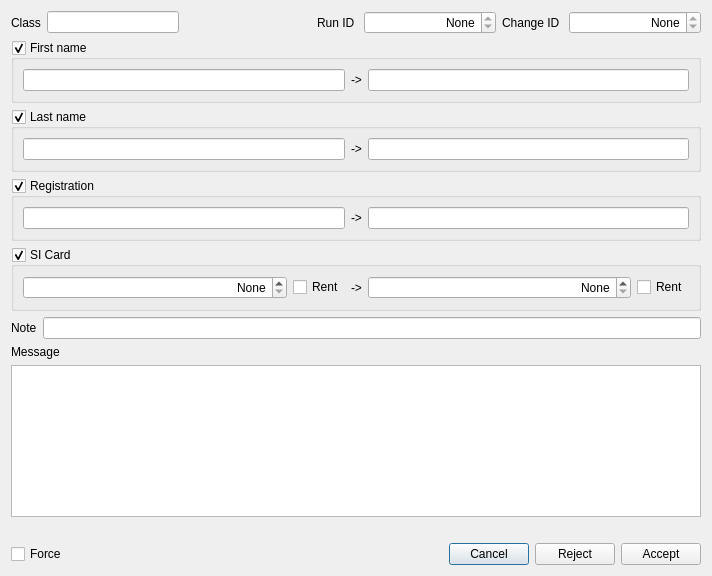
Qt form quickevent/app/quickevent/plugins/Event/src/services/qx/lateentrydialog.ui (Quick-Box/quickevent) before a commit.
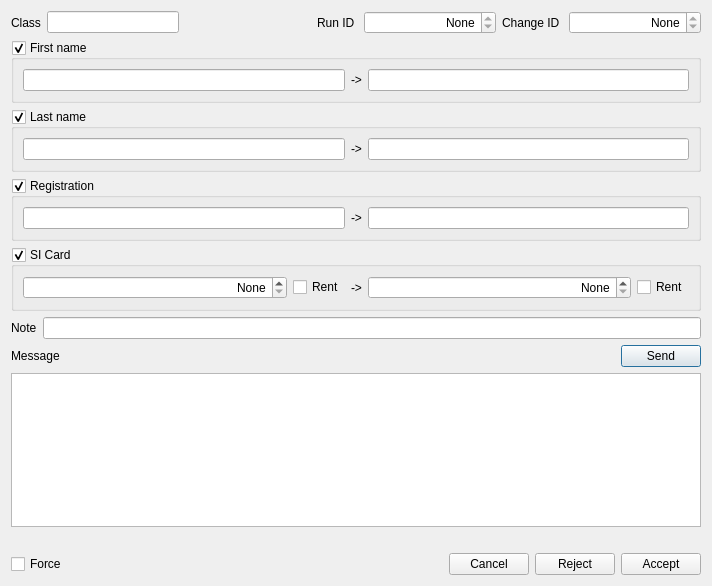
The same form after that commit.

Commit message:
Add status message and class handling to late entries
Constructor now accepts a status_message; UI adds edStatusMessage and a
Send button which calls updateQxChangeMessage to persist the message.
Implement loadClassName() and classId() to handle ClassId foreign ids
and
use the class id for inserts. Rename LateEntryId to LateEntryForeignId
and add a foreign_table column in the model. Persist status_message when
updating qxchanges and adjust related logic and UI layout.

```diff
--- a/quickevent/app/quickevent/plugins/Event/src/services/qx/lateentrydialog.ui
+++ b/quickevent/app/quickevent/plugins/Event/src/services/qx/lateentrydialog.ui
@@ -7,7 +7,7 @@
     <x>0</x>
     <y>0</y>
     <width>712</width>
-    <height>576</height>
+    <height>586</height>
    </rect>
   </property>
   <property name="windowTitle">
@@ -280,6 +280,8 @@
     </layout>
    </item>
    <item>
+    <layout class="QHBoxLayout" name="horizontalLayout_8">
+     <item>
     <widget class="QLabel" name="label">
      <property name="text">
       <string>Message</string>
@@ -287,7 +289,29 @@
     </widget>
    </item>
    <item>
-    <widget class="QPlainTextEdit" name="edMessage"/>
+      <spacer name="horizontalSpacer_3">
+       <property name="orientation">
+        <enum>Qt::Orientation::Horizontal</enum>
+       </property>
+       <property name="sizeHint" stdset="0">
+        <size>
+         <width>40</width>
+         <height>20</height>
+        </size>
+       </property>
+      </spacer>
+     </item>
+     <item>
+      <widget class="QPushButton" name="btSendMessage">
+       <property name="text">
+        <string>Send</string>
+       </property>
+      </widget>
+     </item>
+    </layout>
+   </item>
+   <item>
+    <widget class="QPlainTextEdit" name="edStatusMessage"/>
    </item>
    <item>
     <widget class="QLabel" name="lblError">
```
Left out of the diff: 2 changed lines with no effect on the pictures. Lines whose indentation alone changed are shown as unchanged. The commit also changes 4 other files.
